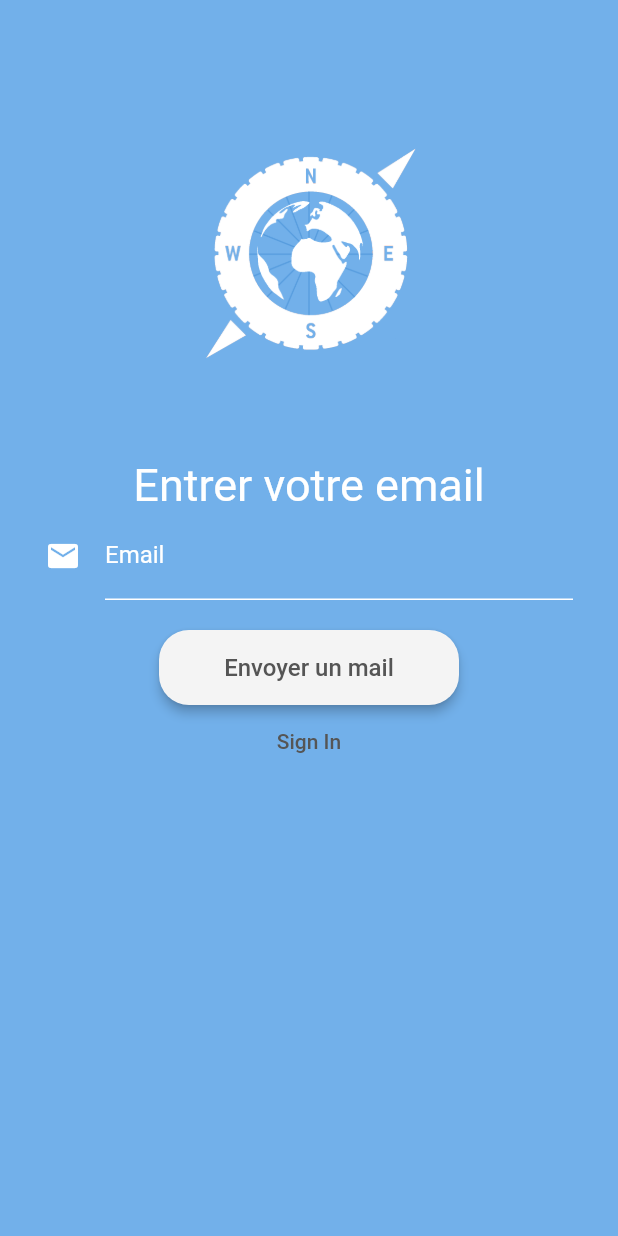
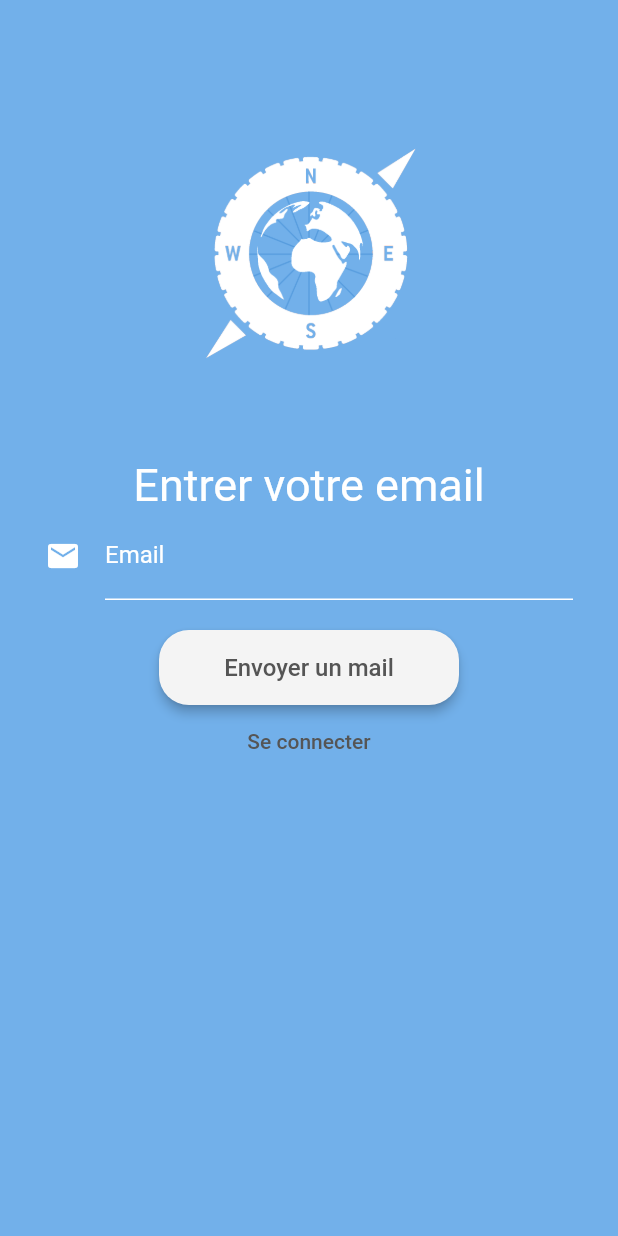
Before and after one commit to juva-quentin/projet-developement-nesquik, a Flutter app: the ForgotPassword screen opened directly, on a phone screen of 412 x 824 dp. Run offline on Flutter 3.47's test engine with Material 2 defaults, Android fonts, the phone set to English and light mode, and no system bars; drawn by our look-alikes of auto_size_text; our stand-ins replace cloud_firestore, firebase_auth, firebase_core, firebase_storage, flutter_spinkit, font_awesome_flutter and 9 more; missing offline and left inert: json_path, tap_debouncer; accounts and stored records are empty; Roboto replaces fonts that are missing (Lexend Deca).

Commit message:
fix:forgot password

```diff
--- a/lib/page/forgotPassword.dart
+++ b/lib/page/forgotPassword.dart
@@ -95,7 +95,7 @@ class ForgotPassword extends StatelessWidget {
                   ),
                 ),
                 FlatButton(
-                  child: Text('Sign In',
+                  child: Text('Se connecter',
                       style: TextStyle(
                         color: Color.fromARGB(255, 85, 85, 85),
                       )),
```
